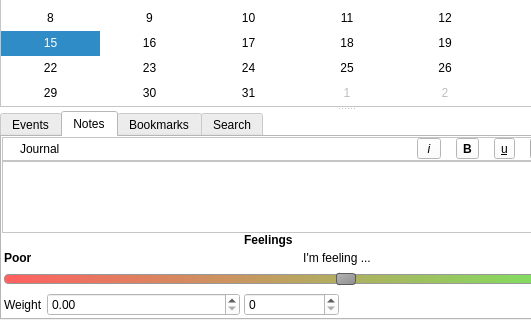
This is oscar/daily.ui in littleyoda/oscar as Qt 5 draws it before an edit; both pictures show x 0 to 531 and y 132 to 452 of the 968 by 452 pixel window. The edited form follows.
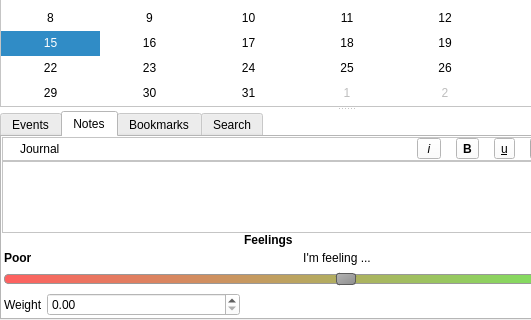
This is the edited form. Icons and pictures are not drawn.

```diff
--- a/oscar/daily.ui
+++ b/oscar/daily.ui
@@ -1309,13 +1309,6 @@
                 </property>
                </widget>
               </item>
-              <item row="3" column="3">
-               <widget class="QSpinBox" name="ouncesSpinBox">
-                <property name="suffix">
-                 <string/>
-                </property>
-               </widget>
-              </item>
               <item row="3" column="7">
                <widget class="QLCDNumber" name="BMI">
                 <property name="sizePolicy">
```
Left out of the diff: 5 changed lines with no effect on the pictures.
